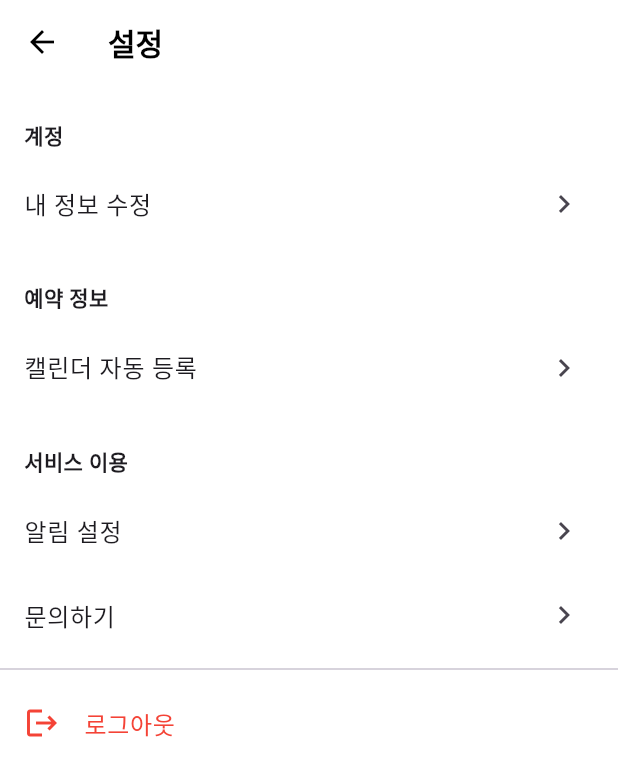
After one commit to lauranofirst1/SGSH, a Flutter app: the SettingsPage screen opened directly, on a phone screen of 412 x 824 dp. The commit adds this screen. Shown: the top 776 px of the screen. Run offline on Flutter 3.47's test engine with Material 3 defaults, Android fonts, the phone set to English and light mode, and no system bars; our stand-ins replace carousel_slider, flutter_dotenv, geolocator, google_maps_flutter, share_plus, shared_preferences and 2 more; accounts and stored records are empty; Roboto replaces fonts that are missing (Pretendard).

```diff
--- /dev/null
+++ b/App/lib/pages/setting/settings_page.dart
@@ -0,0 +1,77 @@
+import 'package:app/pages/setting/qna_page.dart';
+import 'package:flutter/material.dart';
+import 'account_page.dart';
+import 'reservation_settings_page.dart';
+import 'service_settings_page.dart';
+
+class SettingsPage extends StatelessWidget {
+  @override
+  Widget build(BuildContext context) {
+    return Scaffold(
+      backgroundColor: Colors.white, // 항상 흰색 유지
+
+      appBar: AppBar(
+        backgroundColor: Colors.white, // 항상 흰색 유지
+        elevation: 0.5,
+        centerTitle: false,
+        title: const Text(
+          '설정',
+          style: TextStyle(
+            fontSize: 20,
+            fontFamily: 'Pretendard',
+            fontWeight: FontWeight.bold,
+            color: Colors.black,
+          ),
+        ),
+
+        foregroundColor: Colors.black, // 버튼색이 스크롤에 의해 바뀌지 않도록
+        surfaceTintColor: Colors.white, // 머티리얼 3 대응용 (앱바 배경 흐림 방지)
+        shadowColor: Colors.transparent, // 그림자 투명화(선택)
+      ),
+      body: ListView(
+        children: [
+          _buildSectionTitle('계정'),
+          _buildTile(context, '내 정보 수정', AccountPage()),
+
+          _buildSectionTitle('예약 정보'),
+          _buildTile(context, '캘린더 자동 등록', ReservationSettingsPage()),
+
+          _buildSectionTitle('서비스 이용'),
+          _buildTile(context, '알림 설정', ServiceSettingsPage()),
+          _buildTile(context, '문의하기', QnAPage()),
+
+          const Divider(),
+          ListTile(
+            leading: const Icon(Icons.logout, color: Colors.red),
+            title: const Text('로그아웃', style: TextStyle(color: Colors.red)),
+            onTap: () {
+              // TODO: 로그아웃 기능 추가
+              ScaffoldMessenger.of(
+                context,
+              ).showSnackBar(const SnackBar(content: Text('로그아웃 되었습니다')));
+            },
+          ),
+        ],
+      ),
+    );
+  }
+
+  Widget _buildSectionTitle(String title) {
+    return Padding(
+      padding: const EdgeInsets.fromLTRB(16, 24, 16, 8),
+      child: Text(title, style: const TextStyle(fontWeight: FontWeight.bold)),
+    );
+  }
+
+  Widget _buildTile(BuildContext context, String title, Widget page) {
+    return ListTile(
+      title: Text(title),
+      trailing: const Icon(Icons.chevron_right),
+      onTap:
+          () => Navigator.push(
+            context,
+            MaterialPageRoute(builder: (context) => page),
+          ),
+    );
+  }
+}
--- a/App/lib/widgets/diningmagazinesection.dart
+++ b/App/lib/widgets/diningmagazinesection.dart
@@ -3,12 +3,12 @@ import 'package:flutter/material.dart';
 class DiningMagazineSection extends StatelessWidget {
   final List<Map<String, String>> magazineItems = [
     {
-      'image': 'assets/images/magazine_burger.jpg',
+      'image': 'assets/images/dummy_image/japanese_food.png',
       'title': '버거하면\n더백이지',
       'desc': '용리단길 핫플에서 만난 햄버거 밥친구'
     },
     {
-      'image': 'assets/images/japanese_food.jpg',
+      'image': 'assets/images/dummy_image/japanese_food.png',
       'title': '반할 수밖에 없는\n모던 스시집',
       'desc': '한강 뷰에 취하고 회에 반하다'
     },
@@ -22,7 +22,7 @@ class DiningMagazineSection extends StatelessWidget {
         const Padding(
           padding: EdgeInsets.fromLTRB(16, 24, 16, 12),
           child: Text(
-            '다이닝 매거진',
+            '가치가게 매거진',
             style: TextStyle(
               fontWeight: FontWeight.bold,
               fontSize: 18,
```
Also changed, not shown: App/lib/main.dart (+15 -15 lines), App/lib/pages/mappage.dart (+80 -66 lines), App/lib/pages/mypage.dart (+12 -6 lines), App/lib/pages/setting/account_page.dart (added, +26 -0 lines), App/lib/pages/setting/qna_page.dart (added, +30 -0 lines), App/lib/pages/setting/reservation_settings_page.dart (added, +32 -0 lines), App/lib/pages/setting/service_settings_page.dart (added, +30 -0 lines), App/lib/services/marker_service.dart (+41 -79 lines), App/lib/widgets/storedetailbottomsheet.dart (+2 -7 lines), 1 other file.
